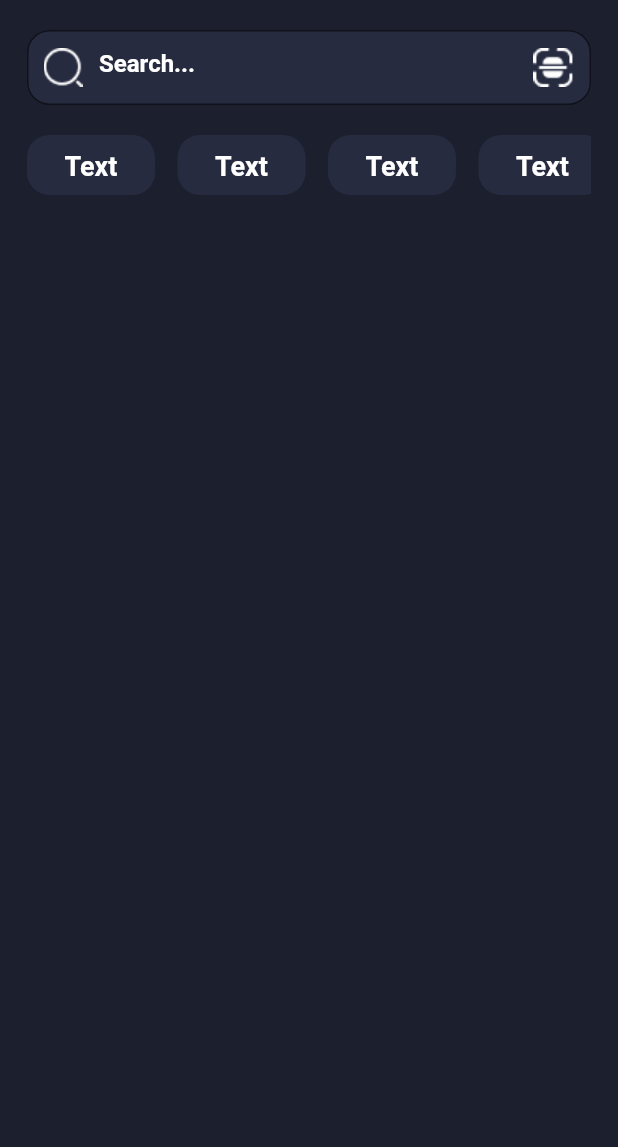
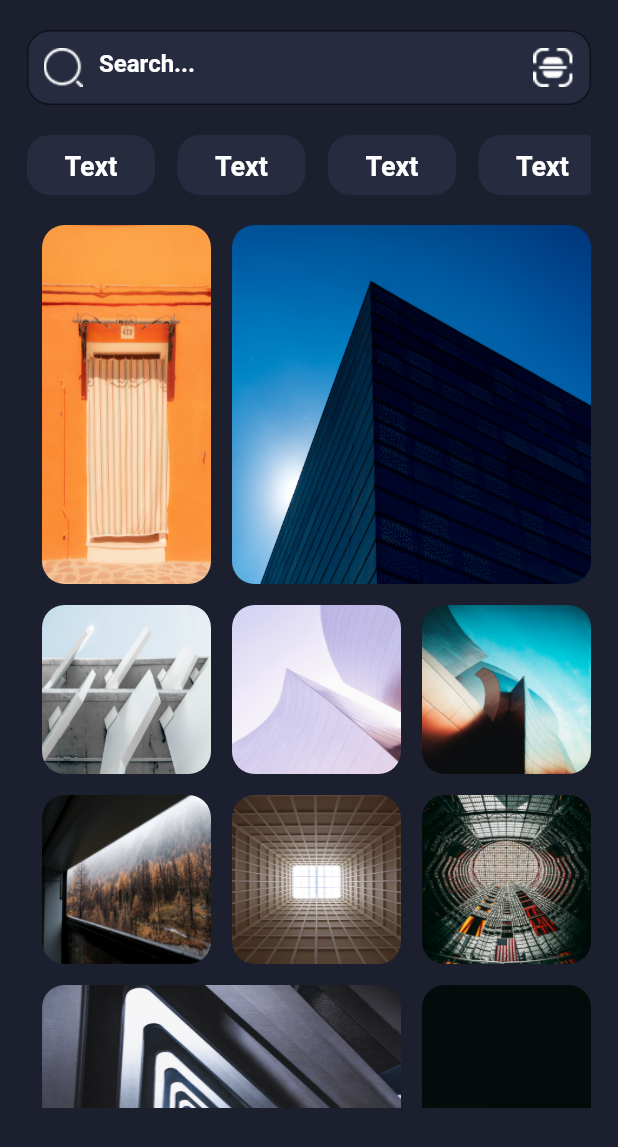
Before and after one commit to Terminatorking/moodinger, a Flutter app: the SearchPage screen opened directly with empty values, on a phone screen of 412 x 824 dp. Shown: the top 1147 px of the screen. Run offline on Flutter 3.47's test engine with Material 2 defaults, Android fonts, the phone set to English and light mode, and no system bars.

Commit message:
complete image containers of search_page

```diff
--- a/lib/pages/search_page.dart
+++ b/lib/pages/search_page.dart
@@ -1,4 +1,5 @@
 import 'package:flutter/material.dart';
+import 'package:flutter_staggered_grid_view/flutter_staggered_grid_view.dart';
 
 import '../widgets/search_text_field.dart';
 
@@ -48,6 +49,44 @@ class SearchPage extends StatelessWidget {
               physics: const BouncingScrollPhysics(),
             ),
           ),
+          Container(
+            margin: const EdgeInsets.only(left: 18, right: 18),
+            width: size.width,
+            height: size.height / 1.4,
+            child: GridView.custom(
+              physics: const BouncingScrollPhysics(),
+              gridDelegate: SliverQuiltedGridDelegate(
+                crossAxisCount: 3,
+                repeatPattern: QuiltedGridRepeatPattern.inverted,
+                mainAxisSpacing: 4,
+                crossAxisSpacing: 4,
+                pattern: const [
+                  QuiltedGridTile(2, 1),
+                  QuiltedGridTile(2, 2),
+                  QuiltedGridTile(1, 1),
+                  QuiltedGridTile(1, 1),
+                  QuiltedGridTile(1, 1),
+                ],
+              ),
+              childrenDelegate: SliverChildBuilderDelegate(
+                childCount: 40,
+                (context, index) {
+                  return Container(
+                    margin: const EdgeInsets.only(bottom: 10, left: 10),
+                    decoration: BoxDecoration(
+                      image: DecorationImage(
+                        image: AssetImage("images/item${index % 10}.png"),
+                        fit: BoxFit.fill,
+                      ),
+                      borderRadius: const BorderRadius.all(
+                        Radius.circular(15),
+                      ),
+                    ),
+                  );
+                },
+              ),
+            ),
+          )
         ],
       ),
     );
```
